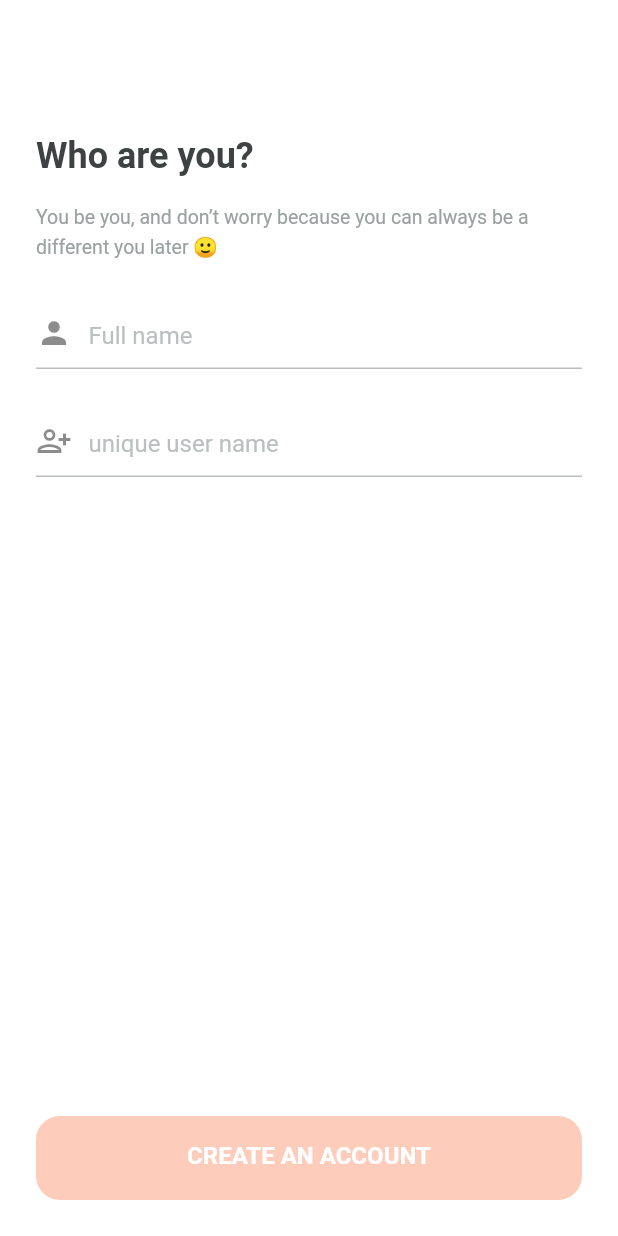
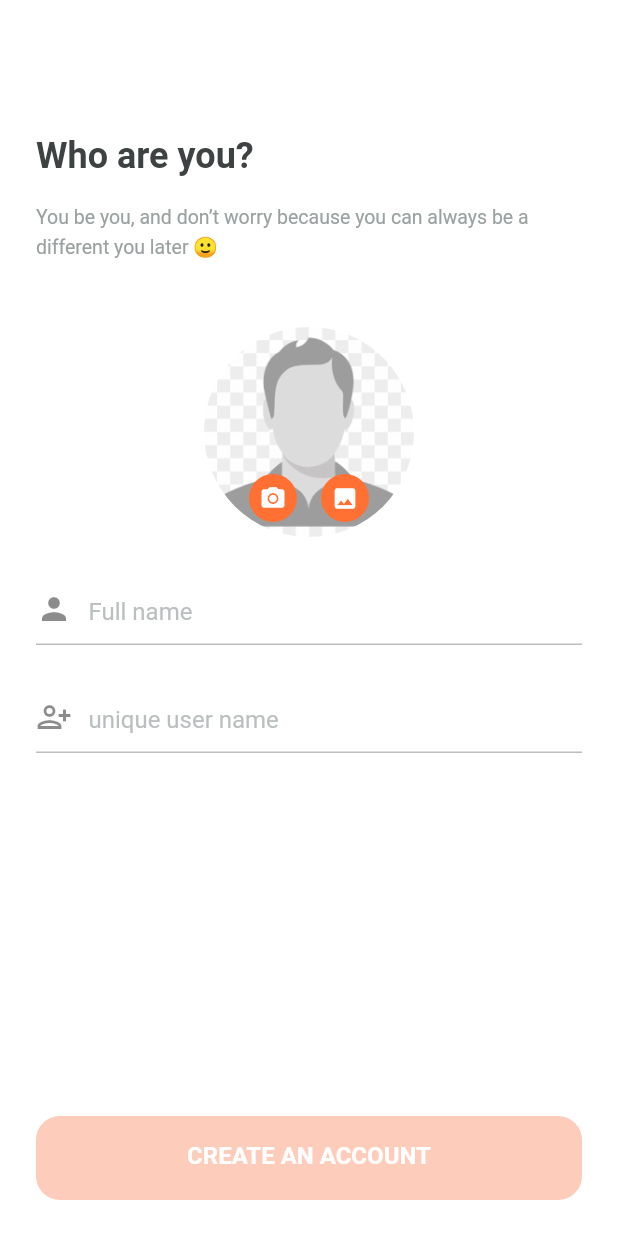
Before and after one commit to muhammadmateen027/firebase-module, a Flutter app: the NewAccountPage screen opened directly, on a phone screen of 412 x 824 dp. Run offline on Flutter 3.47's test engine with Material 2 defaults, Android fonts, the phone set to English and light mode, and no system bars; our stand-ins replace bloc, cloud_firestore, equatable, firebase_analytics, firebase_auth, firebase_core and 7 more; missing offline and left inert: firebase_auth_platform_interface, flow_builder; accounts and stored records are empty; generated files the repository leaves out were written again.

Commit message:
Select image

```diff
--- a/lib/counter/counter.dart
+++ /dev/null
@@ -1,2 +0,0 @@
-export 'cubit/counter_cubit.dart';
-export 'view/counter_page.dart';
--- a/lib/l10n/arb/app_en.arb
+++ b/lib/l10n/arb/app_en.arb
@@ -1,8 +1,8 @@
 {
   "@@locale": "en",
-  "counterAppBarTitle": "Counter",
-  "@counterAppBarTitle": {
-    "description": "Text shown in the AppBar of the Counter Page"
+  "loginPageTitle": "Assignment",
+  "@loginPageTitle": {
+    "description": "Text shown in the login page"
   },
   "systemOption": "System",
   "@systemOption": {
--- a/lib/pages/authentication/login/view/login_form.dart
+++ b/lib/pages/authentication/login/view/login_form.dart
@@ -45,7 +45,7 @@ class _LoginContent extends StatelessWidget {
       mainAxisSize: MainAxisSize.min,
       crossAxisAlignment: CrossAxisAlignment.stretch,
       children: [
-        Text('CarOnSale', style: theme.textTheme.headline6),
+        Text(l10n.loginPageTitle, style: theme.textTheme.headline6),
         const SizedBox(height: AppSpacing.xlg),
         Text(l10n.loginWelcomeText, style: theme.textTheme.headline1),
         const SizedBox(height: AppSpacing.xxlg),
--- a/lib/pages/authentication/new_account/bloc/new_account_event.dart
+++ b/lib/pages/authentication/new_account/bloc/new_account_event.dart
@@ -32,3 +32,9 @@ class NewAccountSubmitted extends NewAccountEvent {
   @override
   List<Object> get props => [user];
 }
+
+class ProfilePictureTapped extends NewAccountEvent {}
+
+class GalleryButtonTapped extends NewAccountEvent {}
+
+class CameraButtonTapped extends NewAccountEvent {}
--- a/lib/pages/authentication/new_account/bloc/new_account_state.dart
+++ b/lib/pages/authentication/new_account/bloc/new_account_state.dart
@@ -10,25 +10,41 @@ enum NewAccountStatusCode {
   submissionFailure
 }
 
+enum ImagePickerStatus {
+  init,
+  selected,
+  notReady,
+  loading,
+  failure,
+}
+
 class NewAccountState extends Equatable {
   const NewAccountState({
     this.status = NewAccountStatusCode.notReady,
+    this.imagePickerStatus = ImagePickerStatus.init,
     this.handle = const Handle.pure(),
     this.fullName = const FullName.pure(),
+    this.profilePicture = const BasicInfo.pure(),
   });
 
   final NewAccountStatusCode status;
   final Handle handle;
   final FullName fullName;
+  final ImagePickerStatus imagePickerStatus;
+  final BasicInfo profilePicture;
 
   NewAccountState copyWith({
     NewAccountStatusCode? status,
+    ImagePickerStatus? imagePickerStatus,
     Handle? handle,
     FullName? fullName,
+    BasicInfo? profilePicture,
     bool? showErrors,
   }) {
     return NewAccountState(
       status: status ?? this.status,
+      imagePickerStatus: imagePickerStatus ?? this.imagePickerStatus,
+      profilePicture: profilePicture ?? this.profilePicture,
       handle: handle ?? this.handle,
       fullName: fullName ?? this.fullName,
     );
@@ -39,12 +55,15 @@ class NewAccountState extends Equatable {
     handle,
     status,
     fullName,
+    imagePickerStatus,
+    profilePicture,
   ];
 
   bool get isValid =>
       handle.valid &&
           fullName.valid &&
           status == NewAccountStatusCode.readyToSubmit;
+
   bool get showErrors => [
     NewAccountStatusCode.validationError,
     NewAccountStatusCode.userNameAlreadyExists,
--- /dev/null
+++ b/lib/pages/authentication/new_account/view/component/component.dart
@@ -0,0 +1 @@
+export 'profile_image_view.dart';
--- /dev/null
+++ b/lib/pages/authentication/new_account/view/component/profile_image_view.dart
@@ -0,0 +1,99 @@
+import 'dart:io';
+
+import 'package:app_ui/app_ui.dart';
+import 'package:assignment/pages/authentication/authentication.dart';
+import 'package:flutter/material.dart';
+import 'package:flutter_bloc/flutter_bloc.dart';
+
+class ProfileImageView extends StatelessWidget {
+  const ProfileImageView({Key? key}) : super(key: key);
+
+  @override
+  Widget build(BuildContext context) {
+    return Padding(
+      padding: const EdgeInsets.only(top: 20.0),
+      child: Stack(
+        children: const [_ImageView(), _ImageSelector()],
+      ),
+    );
+  }
+}
+
+class _ImageView extends StatelessWidget {
+  const _ImageView({Key? key}) : super(key: key);
+
+  @override
+  Widget build(BuildContext context) {
+    final state = context.select((NewAccountBloc bloc) => bloc.state);
+
+    return Center(
+      child: Container(
+        width: 140,
+        height: 140,
+        decoration: BoxDecoration(
+          shape: BoxShape.circle,
+          image: DecorationImage(
+            image: _getImage(state),
+            fit: BoxFit.cover,
+          ),
+        ),
+      ),
+    );
+  }
+
+  ImageProvider _getImage(NewAccountState state) {
+    if (state.imagePickerStatus == ImagePickerStatus.selected) {
+      return FileImage(File(state.profilePicture.value));
+    }
+
+    return const ExactAssetImage('assets/images/profile.png');
+  }
+}
+
+class _ImageSelector extends StatelessWidget {
+  const _ImageSelector({Key? key}) : super(key: key);
+
+  @override
+  Widget build(BuildContext context) {
+    return Row(
+      mainAxisAlignment: MainAxisAlignment.center,
+      children: [
+        Padding(
+          padding: const EdgeInsets.only(top: 90),
+          child: IconButton(
+            onPressed: () {
+              context.read<NewAccountBloc>().add(CameraButtonTapped());
+            },
+            icon: CircleAvatar(
+              backgroundColor: Theme.of(context).primaryColor,
+              radius: 30,
+              child: const Icon(
+                Icons.camera_alt,
+                size: 18,
+                color: CustomColors.white,
+              ),
+            ),
+          ),
+        ),
+        // SizedBox(width: 20),
+        Padding(
+          padding: const EdgeInsets.only(top: 90),
+          child: IconButton(
+            onPressed: () {
+              context.read<NewAccountBloc>().add(GalleryButtonTapped());
+            },
+            icon: CircleAvatar(
+              backgroundColor: Theme.of(context).primaryColor,
+              radius: 30,
+              child: const Icon(
+                Icons.insert_photo,
+                size: 18,
+                color: CustomColors.white,
+              ),
+            ),
+          ),
+        )
+      ],
+    );
+  }
+}
--- a/lib/pages/authentication/new_account/view/new_account_form.dart
+++ b/lib/pages/authentication/new_account/view/new_account_form.dart
@@ -47,13 +47,18 @@ class _NewAccountContent extends StatelessWidget {
   @override
   Widget build(BuildContext context) {
     return Column(
-      children: const [
-        SizedBox(height: AppSpacing.xlg),
-        _Header(),
-        SizedBox(height: AppSpacing.xlg),
-        _FullNameInput(),
-        SizedBox(height: AppSpacing.xlg),
-        _UsernameInput(),
+      children: [
+        const SizedBox(height: AppSpacing.xlg),
+        const _Header(),
+        const SizedBox(height: AppSpacing.xlg),
+        BlocProvider.value(
+          value: context.read<NewAccountBloc>(),
+          child: const ProfileImageView(),
+        ),
+        const SizedBox(height: AppSpacing.xlg),
+        const _FullNameInput(),
+        const SizedBox(height: AppSpacing.xlg),
+        const _UsernameInput(),
       ],
     );
   }
@@ -134,7 +139,7 @@ class _UsernameInput extends StatelessWidget {
       prefixIcon: const Icon(Icons.person_add_alt_1_outlined),
       hintText: l10n.userIdInputLabelText,
       errorText:
-      bloc.state.showErrors ? _getErrorMessage(l10n, bloc.state) : null,
+          bloc.state.showErrors ? _getErrorMessage(l10n, bloc.state) : null,
       onChanged: (value) => bloc.add(
         NewAccountHandleChanged(Handle.dirty(value.toLowerCase())),
       ),
@@ -164,9 +169,8 @@ class _SignUpButton extends StatelessWidget {
       padding: const EdgeInsets.only(bottom: AppSpacing.xlg),
       child: PrimaryButton(
         onPressed: _isEnabledToSubmit(status)
-            ? () => context
-            .read<NewAccountBloc>()
-            .add(NewAccountSubmitted(user))
+            ? () =>
+                context.read<NewAccountBloc>().add(NewAccountSubmitted(user))
             : null,
         label: context.l10n.createAccountButtonText,
         isLoading: status == NewAccountStatusCode.submissionInProgress,
--- a/lib/pages/authentication/new_account/view/view.dart
+++ b/lib/pages/authentication/new_account/view/view.dart
@@ -1,2 +1,3 @@
+export 'component/component.dart';
 export 'new_account_form.dart';
 export 'new_account_page.dart';
--- a/pubspec.yaml
+++ b/pubspec.yaml
@@ -44,6 +44,8 @@ dev_dependencies:
 flutter:
   uses-material-design: true
   generate: true
+  assets:
+    - assets/images/
 
 flutter_gen:
   output: lib/generated/
```
Also changed, not shown: lib/counter/cubit/counter_cubit.dart (deleted, +0 -8 lines), lib/counter/view/counter_page.dart (deleted, +0 -55 lines), lib/pages/authentication/new_account/bloc/new_account_bloc.dart (+74 -6 lines), assets/images/profile.png (added), 2 other files.
